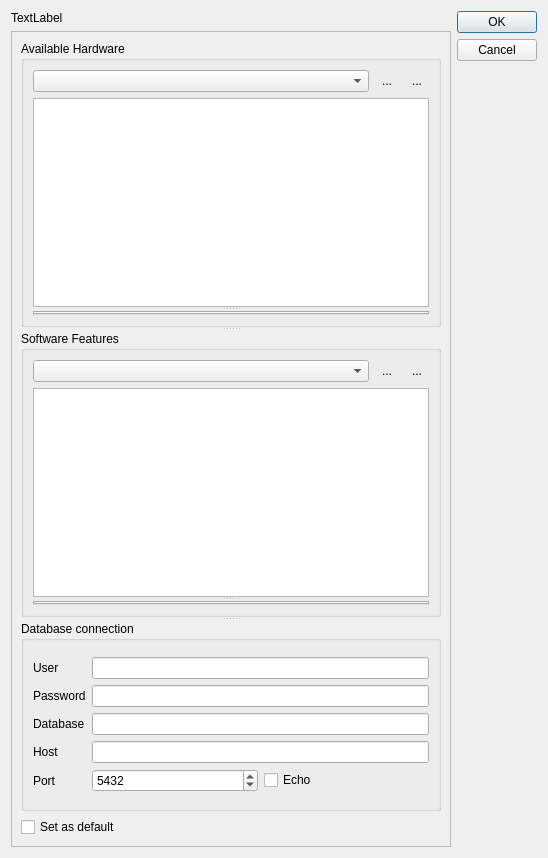
MonroeQuantumNetworks/IonControl, file ui/ExptConfig.ui: the form before one commit.
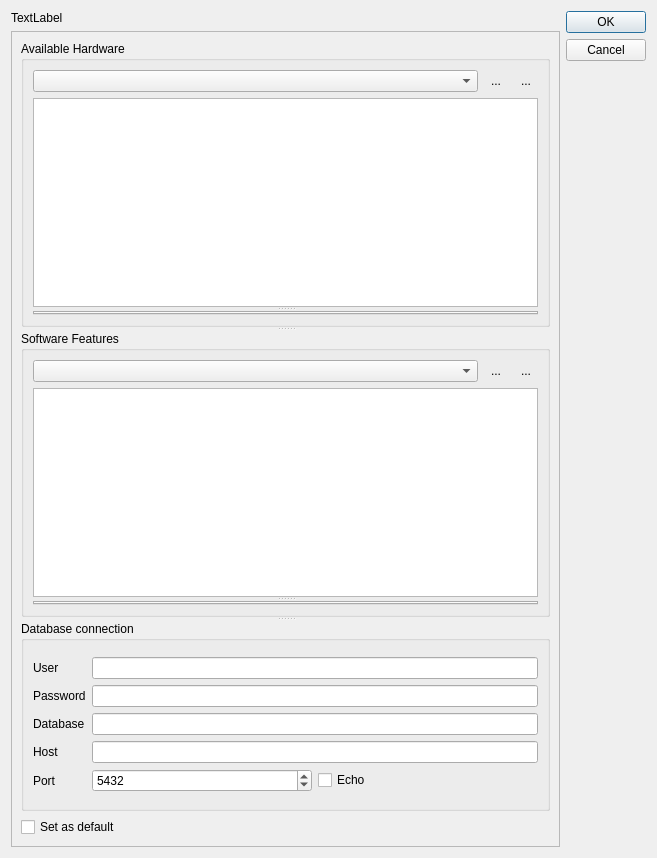
The form after the commit. Icons and pictures are not drawn.

```diff
--- a/ui/ExptConfig.ui
+++ b/ui/ExptConfig.ui
@@ -6,7 +6,7 @@
    <rect>
     <x>0</x>
     <y>0</y>
-    <width>548</width>
+    <width>657</width>
     <height>858</height>
    </rect>
   </property>
@@ -36,7 +36,7 @@
          <rect>
           <x>0</x>
           <y>0</y>
-          <width>445</width>
+          <width>554</width>
           <height>817</height>
          </rect>
         </property>
@@ -153,7 +153,11 @@
                <property name="orientation">
                 <enum>Qt::Vertical</enum>
                </property>
-               <widget class="QListWidget" name="softwareListWidget"/>
+               <widget class="QListWidget" name="softwareListWidget">
+                <property name="styleSheet">
+                 <string notr="true">QListWidget:item:selected:active {background: darkBlue;color: white;} QListWidget:item:selected:!active {background: darkBlue;color: white;} QListWidget:item:selected:disabled {background: darkBlue;color: white;} QListWidget:item:selected:!disabled {background: darkBlue;color: white;}</string>
+                </property>
+               </widget>
                <widget class="QTabWidget" name="softwareTabWidget">
                 <property name="currentIndex">
                  <number>-1</number>
```
Left out of the diff: 5 changed lines with no effect on the pictures.
